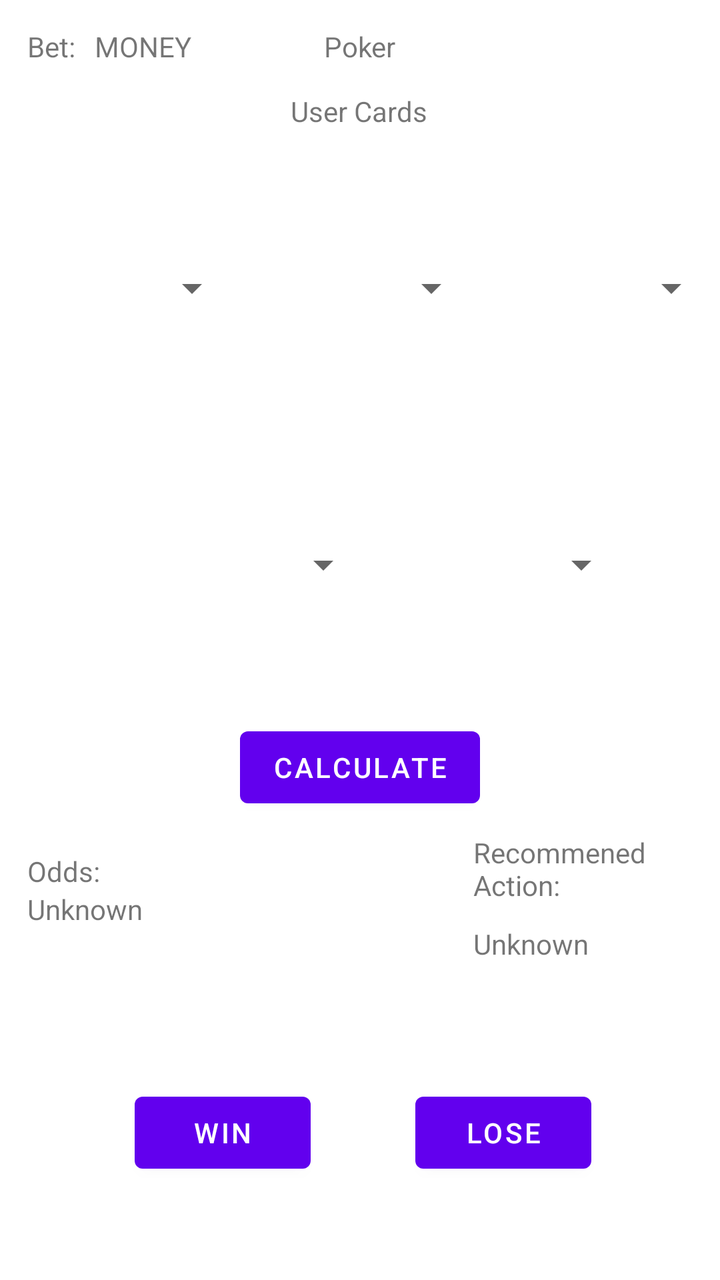
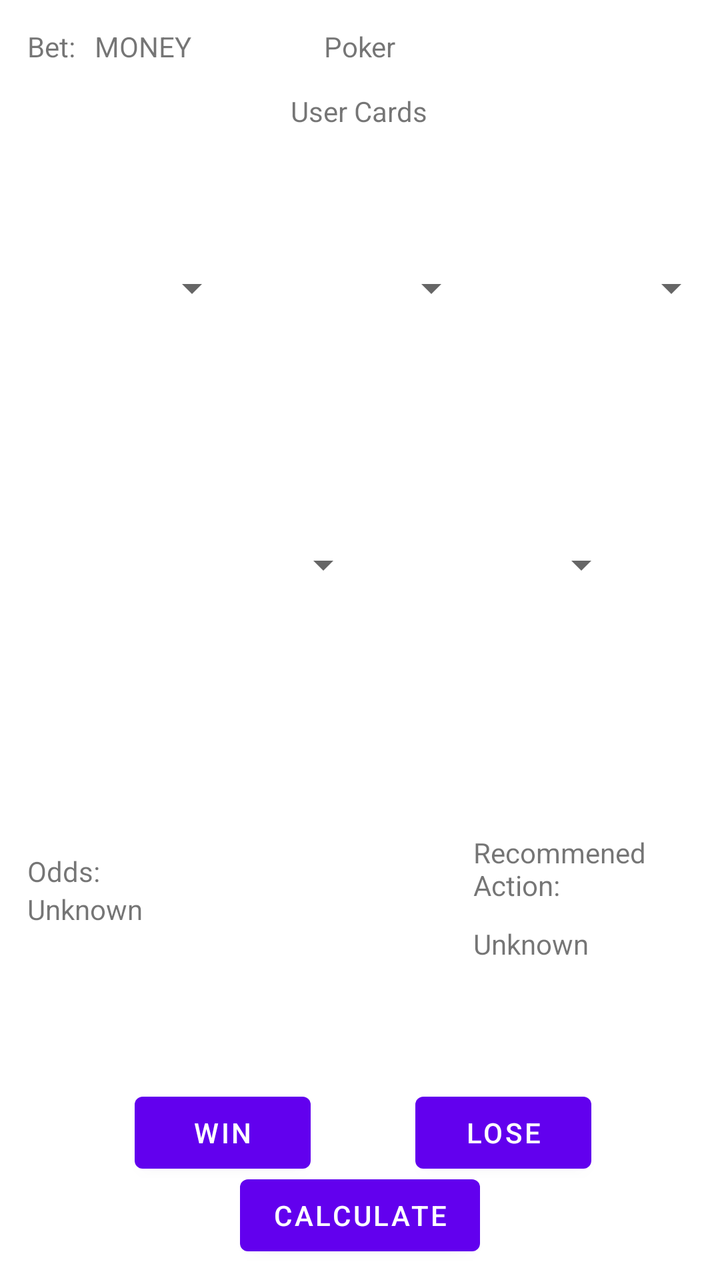

Compare the two renders of this Android layout. The source of the first and the diff that turns it into the second are given below.
<!-- AndroidManifest.xml: application theme Theme.GamblingBadger -->
<!-- res/layout/fragment_poker.xml -->
<?xml version="1.0" encoding="utf-8"?>
<androidx.constraintlayout.widget.ConstraintLayout xmlns:android="http://schemas.android.com/apk/res/android"
    xmlns:app="http://schemas.android.com/apk/res-auto"
    xmlns:tools="http://schemas.android.com/tools"
    android:layout_width="match_parent"
    android:layout_height="match_parent"
    tools:context=".gamesession.poker.PokerFragment" >

    <TextView
        android:id="@+id/RecommendedAction_Label"
        android:layout_width="99dp"
        android:layout_height="38dp"
        android:text="Recommened Action:"
        app:layout_constraintBottom_toBottomOf="parent"
        app:layout_constraintEnd_toEndOf="parent"
        app:layout_constraintHorizontal_bias="0.907"
        app:layout_constraintStart_toStartOf="parent"
        app:layout_constraintTop_toTopOf="parent"
        app:layout_constraintVertical_bias="0.692" />

    <TextView
        android:id="@+id/recommendedAction_textview"
        android:layout_width="99dp"
        android:layout_height="38dp"
        android:text="Unknown"
        app:layout_constraintBottom_toBottomOf="parent"
        app:layout_constraintEnd_toEndOf="parent"
        app:layout_constraintHorizontal_bias="0.907"
        app:layout_constraintStart_toStartOf="parent"
        app:layout_constraintTop_toBottomOf="@+id/RecommendedAction_Label"
        app:layout_constraintVertical_bias="0.051" />

    <Spinner
        android:id="@+id/poker_spinner_dealerCard5"
        android:layout_width="120dp"
        android:layout_height="150dp"
        android:contentDescription="@string/temporary"
        android:dropDownWidth="100dp"
        app:layout_constraintBottom_toBottomOf="parent"
        app:layout_constraintEnd_toEndOf="parent"
        app:layout_constraintHorizontal_bias="0.164"
        app:layout_constraintStart_toEndOf="@+id/poker_spinner_dealerCard4"
        app:layout_constraintTop_toTopOf="parent"
        app:layout_constraintVertical_bias="0.423" />

    <Spinner
        android:id="@+id/poker_spinner_dealerCard4"
        android:layout_width="120dp"
        android:layout_height="150dp"
        android:contentDescription="@string/temporary"
        android:dropDownWidth="100dp"
        app:layout_constraintBottom_toBottomOf="parent"
        app:layout_constraintEnd_toEndOf="parent"
        app:layout_constraintHorizontal_bias="0.274"
        app:layout_constraintStart_toStartOf="parent"
        app:layout_constraintTop_toTopOf="parent"
        app:layout_constraintVertical_bias="0.423" />

    <Spinner
        android:id="@+id/poker_spinner_dealerCard3"
        android:layout_width="120dp"
        android:layout_height="150dp"
        android:contentDescription="@string/temporary"
        android:dropDownWidth="100dp"
        app:layout_constraintBottom_toBottomOf="parent"
        app:layout_constraintEnd_toEndOf="parent"
        app:layout_constraintHorizontal_bias="0.384"
        app:layout_constraintStart_toEndOf="@+id/poker_spinner_dealerCard2"
        app:layout_constraintTop_toTopOf="parent"
        app:layout_constraintVertical_bias="0.141" />

    <Spinner
        android:id="@+id/poker_spinner_dealerCard2"
        android:layout_width="120dp"
        android:layout_height="150dp"
        android:contentDescription="@string/temporary"
        android:dropDownWidth="100dp"
        app:layout_constraintBottom_toBottomOf="parent"
        app:layout_constraintEnd_toEndOf="parent"
        app:layout_constraintHorizontal_bias="0.498"
        app:layout_constraintStart_toStartOf="parent"
        app:layout_constraintTop_toTopOf="parent"
        app:layout_constraintVertical_bias="0.141" />

    <Spinner
        android:id="@+id/poker_spinner_dealerCard1"
        android:layout_width="120dp"
        android:layout_height="150dp"
        android:contentDescription="@string/temporary"
        android:dropDownWidth="100dp"
        app:layout_constraintBottom_toBottomOf="parent"
        app:layout_constraintEnd_toStartOf="@+id/poker_spinner_dealerCard2"
        app:layout_constraintHorizontal_bias="0.64"
        app:layout_constraintStart_toStartOf="parent"
        app:layout_constraintTop_toTopOf="parent"
        app:layout_constraintVertical_bias="0.141" />

    <TextView
        android:id="@+id/TexasHoldem_Title"
        android:layout_width="wrap_content"
        android:layout_height="wrap_content"
        android:text="Poker"
        app:layout_constraintBottom_toBottomOf="parent"
        app:layout_constraintEnd_toEndOf="parent"
        app:layout_constraintStart_toStartOf="parent"
        app:layout_constraintTop_toTopOf="parent"
        app:layout_constraintVertical_bias="0.022" />

    <TextView
        android:id="@+id/UserHand_Label"
        android:layout_width="wrap_content"
        android:layout_height="wrap_content"
        android:text="User Cards"
        app:layout_constraintBottom_toBottomOf="parent"
        app:layout_constraintEnd_toEndOf="parent"
        app:layout_constraintHorizontal_bias="0.498"
        app:layout_constraintStart_toStartOf="parent"
        app:layout_constraintTop_toTopOf="parent"
        app:layout_constraintVertical_bias="0.074" />

    <TextView
        android:id="@+id/Bet_Label"
        android:layout_width="wrap_content"
        android:layout_height="wrap_content"
        android:text="Bet:"
        app:layout_constraintBottom_toBottomOf="parent"
        app:layout_constraintEnd_toEndOf="parent"
        app:layout_constraintHorizontal_bias="0.041"
        app:layout_constraintStart_toStartOf="parent"
        app:layout_constraintTop_toTopOf="parent"
        app:layout_constraintVertical_bias="0.022" />

    <Button
        android:id="@+id/Calculate_button"
        android:layout_width="wrap_content"
        android:layout_height="wrap_content"
        android:text="Calculate"
        app:layout_constraintBottom_toBottomOf="parent"
        app:layout_constraintEnd_toEndOf="parent"
        app:layout_constraintStart_toStartOf="parent"
        app:layout_constraintTop_toTopOf="@+id/TexasHoldem_Title"
        app:layout_constraintVertical_bias="0.598" />

    <TextView
        android:id="@+id/Bet_amount_textview"
        android:layout_width="wrap_content"
        android:layout_height="wrap_content"
        android:text="MONEY"
        app:layout_constraintBottom_toBottomOf="parent"
        app:layout_constraintEnd_toEndOf="parent"
        app:layout_constraintHorizontal_bias="0.035"
        app:layout_constraintStart_toEndOf="@+id/Bet_Label"
        app:layout_constraintTop_toTopOf="parent"
        app:layout_constraintVertical_bias="0.022" />

    <Button
        android:id="@+id/Win_button"
        android:layout_width="wrap_content"
        android:layout_height="wrap_content"
        android:text="Win"
        app:layout_constraintBottom_toBottomOf="parent"
        app:layout_constraintEnd_toEndOf="parent"
        app:layout_constraintHorizontal_bias="0.247"
        app:layout_constraintStart_toStartOf="parent"
        app:layout_constraintTop_toTopOf="parent"
        app:layout_constraintVertical_bias="0.916" />

    <Button
        android:id="@+id/Lose_button"
        android:layout_width="wrap_content"
        android:layout_height="wrap_content"
        android:text="Lose"
        app:layout_constraintBottom_toBottomOf="parent"
        app:layout_constraintEnd_toEndOf="parent"
        app:layout_constraintHorizontal_bias="0.764"
        app:layout_constraintStart_toStartOf="parent"
        app:layout_constraintTop_toTopOf="parent"
        app:layout_constraintVertical_bias="0.916" />

    <TextView
        android:id="@+id/Odds_Label"
        android:layout_width="wrap_content"
        android:layout_height="wrap_content"
        android:text="Odds:"
        app:layout_constraintBottom_toBottomOf="parent"
        app:layout_constraintEnd_toEndOf="parent"
        app:layout_constraintHorizontal_bias="0.042"
        app:layout_constraintStart_toStartOf="parent"
        app:layout_constraintTop_toTopOf="parent"
        app:layout_constraintVertical_bias="0.686" />

    <TextView
        android:id="@+id/Odds_textview"
        android:layout_width="wrap_content"
        android:layout_height="wrap_content"
        android:text="Unknown"
        app:layout_constraintBottom_toBottomOf="parent"
        app:layout_constraintEnd_toEndOf="parent"
        app:layout_constraintHorizontal_bias="0.045"
        app:layout_constraintStart_toStartOf="parent"
        app:layout_constraintTop_toBottomOf="@+id/Odds_Label"
        app:layout_constraintVertical_bias="0.0" />

</androidx.constraintlayout.widget.ConstraintLayout>
<!-- resources referenced by this layout -->
<resources>
  <string name="temporary">TEMP</string>
  <style name="Theme.GamblingBadger" parent="Theme.MaterialComponents.DayNight.DarkActionBar">
          
          <item name="colorPrimary">@color/purple_500</item>
          <item name="colorPrimaryVariant">@color/purple_700</item>
          <item name="colorOnPrimary">@color/white</item>
          
          <item name="colorSecondary">@color/teal_200</item>
          <item name="colorSecondaryVariant">@color/teal_700</item>
          <item name="colorOnSecondary">@color/black</item>
          
          <item name="android:statusBarColor" tools:targetApi="l">?attr/colorPrimaryVariant</item>
          
      </style>
  <color name="purple_500">#FF6200EE</color>
  <color name="purple_700">#FF3700B3</color>
  <color name="white">#FFFFFFFF</color>
  <color name="teal_200">#FF03DAC5</color>
  <color name="teal_700">#FF018786</color>
  <color name="black">#FF000000</color>
</resources>

<!-- the commit's change to res/layout/fragment_poker.xml (unified diff, before → after) -->
@@ -96,7 +96,7 @@
         app:layout_constraintVertical_bias="0.141" />
 
     <TextView
-        android:id="@+id/TexasHoldem_Title"
+        android:id="@+id/poker_Title"
         android:layout_width="wrap_content"
         android:layout_height="wrap_content"
         android:text="Poker"
@@ -131,15 +131,15 @@
         app:layout_constraintVertical_bias="0.022" />
 
     <Button
-        android:id="@+id/Calculate_button"
+        android:id="@+id/Calculate_button_poker"
         android:layout_width="wrap_content"
         android:layout_height="wrap_content"
         android:text="Calculate"
         app:layout_constraintBottom_toBottomOf="parent"
         app:layout_constraintEnd_toEndOf="parent"
         app:layout_constraintStart_toStartOf="parent"
-        app:layout_constraintTop_toTopOf="@+id/TexasHoldem_Title"
-        app:layout_constraintVertical_bias="0.598" />
+        app:layout_constraintTop_toTopOf="parent"
+        app:layout_constraintVertical_bias="0.986" />
 
     <TextView
         android:id="@+id/Bet_amount_textview"
@@ -154,7 +154,7 @@
         app:layout_constraintVertical_bias="0.022" />
 
     <Button
-        android:id="@+id/Win_button"
+        android:id="@+id/Win_button_poker"
         android:layout_width="wrap_content"
         android:layout_height="wrap_content"
         android:text="Win"
@@ -166,7 +166,7 @@
         app:layout_constraintVertical_bias="0.916" />
 
     <Button
-        android:id="@+id/Lose_button"
+        android:id="@+id/Lose_button_poker"
         android:layout_width="wrap_content"
         android:layout_height="wrap_content"
         android:text="Lose"
